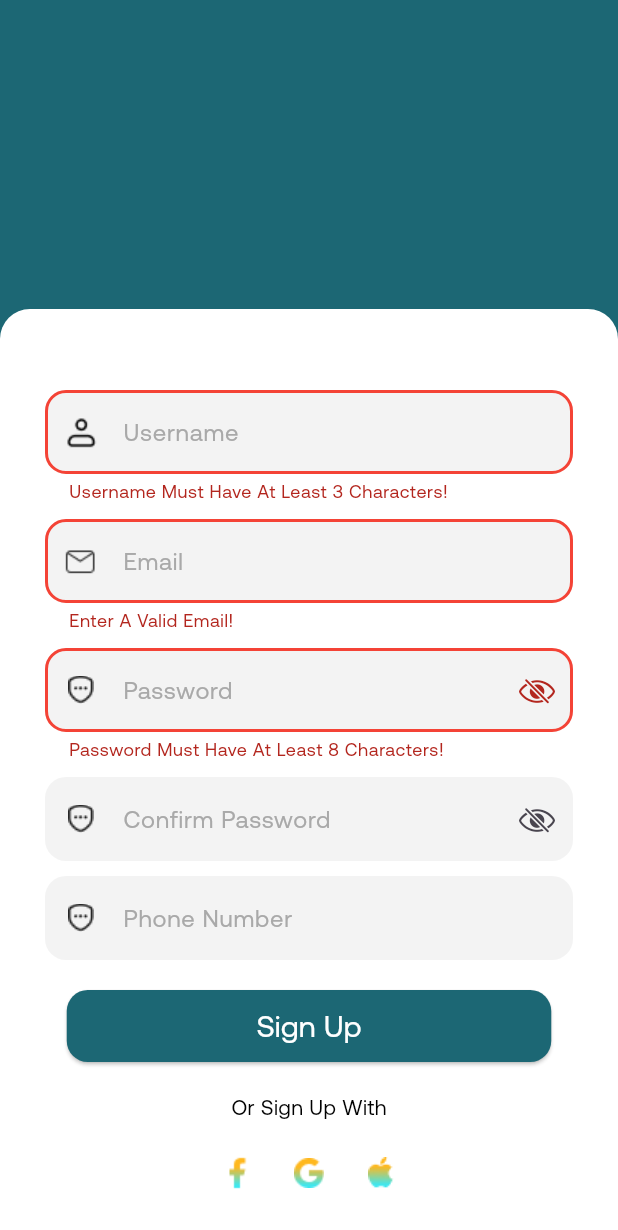
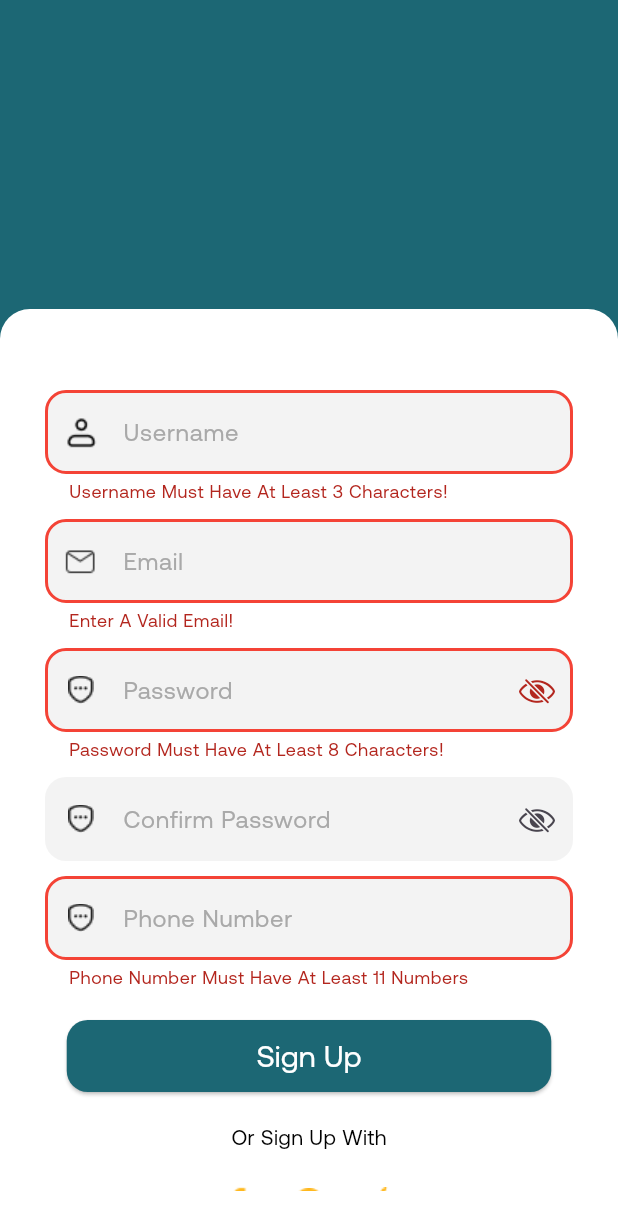
Before and after one commit to malakelsayed2/skillzy_app, a Flutter app: the SignUpScreen screen opened by its route, scrolled down 115 dp, after a tap on "Sign Up", on a phone screen of 412 x 824 dp. Shown: the top 1230 px of the screen. Run offline on Flutter 3.47's test engine with Material 3 defaults, Android fonts, the phone set to English and light mode, and no system bars; our stand-ins replace cloud_firestore, country_picker, firebase_auth, firebase_core, go_router, percent_indicator and 1 more; accounts and stored records are empty; network calls fail.

Commit message:
connected to firebase for sign up

```diff
--- a/lib/core/widgets/custom_textfield.dart
+++ b/lib/core/widgets/custom_textfield.dart
@@ -12,7 +12,7 @@ class CustomTextfield extends StatelessWidget {
     this.obsecureText = false
   });
 
-  final String prefixIcon;
+  final Widget? prefixIcon;
 
   final String hint;
 
@@ -33,7 +33,7 @@ class CustomTextfield extends StatelessWidget {
       decoration: InputDecoration(
         filled: true,
         fillColor: Color(0xFFF3F3F3),
-        prefixIcon: Image.asset(prefixIcon),
+        prefixIcon: prefixIcon,
         suffixIcon: suffixIcon,
         // border: InputBorder.none,
         hintText: hint,
--- a/lib/features/home/views/home_screen.dart
+++ b/lib/features/home/views/home_screen.dart
@@ -53,7 +53,7 @@ class _HomeScreenState extends State<HomeScreen> {
             crossAxisAlignment: CrossAxisAlignment.stretch,
             children: [
               CustomTextfield(
-                prefixIcon: 'assets/icons/person.png',
+                prefixIcon:  Image.asset('assets/icons/person.png'),
                 hint: 'search',
               ),
               SizedBox(height: 35),
--- a/lib/features/login/views/forgot_pass_screen.dart
+++ b/lib/features/login/views/forgot_pass_screen.dart
@@ -55,7 +55,7 @@ class ForgotPassScreen extends StatelessWidget {
               ),
               SizedBox(height: 30),
               CustomTextfield(
-                prefixIcon: 'assets/icons/emailIcon.png',
+                prefixIcon: Image.asset('assets/icons/emailIcon.png'),
                 hint: 'Email',
               ),
               SizedBox(height: 30),
--- a/lib/features/login/views/login_screen.dart
+++ b/lib/features/login/views/login_screen.dart
@@ -40,12 +40,12 @@ class LoginScreen extends StatelessWidget {
                 ),
                 SizedBox(height: 20),
                 CustomTextfield(
-                  prefixIcon: 'assets/icons/emailIcon.png',
+                  prefixIcon: Image.asset('assets/icons/emailIcon.png'),
                   hint: 'Email',
                 ),
                 SizedBox(height: 10),
                 CustomTextfield(
-                  prefixIcon: 'assets/icons/password.png',
+                  prefixIcon: Image.asset('assets/icons/password.png'),
                   hint: 'Password',
                   // suffixIcon: CupertinoIcons.eye_slash,
                 ),
--- a/lib/features/sign_up/views/sign_up_screen.dart
+++ b/lib/features/sign_up/views/sign_up_screen.dart
@@ -1,14 +1,16 @@
+import 'package:country_picker/country_picker.dart';
 import 'package:flutter/cupertino.dart';
 import 'package:flutter/material.dart';
 import 'package:go_router/go_router.dart';
 import 'package:skillzy_app/core/constants/color_manager.dart';
 import 'package:skillzy_app/core/constants/string_manager.dart';
+import 'package:skillzy_app/core/services/firebase_services.dart';
 import 'package:skillzy_app/core/widgets/custom_button.dart';
 import 'package:skillzy_app/core/widgets/custom_external_signup_login.dart';
 import 'package:skillzy_app/core/widgets/custom_textfield.dart';
 
 class SignUpScreen extends StatefulWidget {
-  SignUpScreen({super.key});
+  const SignUpScreen({super.key});
 
   @override
   State<SignUpScreen> createState() => _SignUpScreenState();
@@ -27,9 +29,11 @@ class _SignUpScreenState extends State<SignUpScreen> {
 
   TextEditingController phoneController = TextEditingController();
 
-  bool isPassHidden = true ;
+  bool isPassHidden = true;
 
-  bool isConfirmPassHidden = true ;
+  bool isConfirmPassHidden = true;
+
+  Country? selectedCountry;
 
   @override
   Widget build(BuildContext context) {
@@ -63,38 +67,43 @@ class _SignUpScreenState extends State<SignUpScreen> {
                   child: Column(
                     children: [
                       CustomTextfield(
-                        prefixIcon: 'assets/icons/person.png',
+                        prefixIcon: Image.asset('assets/icons/person.png'),
                         hint: 'Username',
                         controller: usernameController,
                         validator: (p0) {
                           if (p0!.length < 3) {
-                            return "Username Must Have At Least 3 Characters!" ;
+                            return "Username Must Have At Least 3 Characters!";
                           }
                           return null;
                         },
                       ),
                       SizedBox(height: 10),
                       CustomTextfield(
-                        prefixIcon: 'assets/icons/emailIcon.png',
+                        prefixIcon: Image.asset('assets/icons/emailIcon.png'),
                         hint: 'Email',
                         controller: emailController,
                         validator: (p0) {
-                          if(!p0!.contains('@')){
-                            return 'Enter A Valid Email!' ;
+                          if (!p0!.contains('@')) {
+                            return 'Enter A Valid Email!';
                           }
                           return null;
                         },
                       ),
                       SizedBox(height: 10),
                       CustomTextfield(
-                        prefixIcon: 'assets/icons/password.png',
+                        prefixIcon: Image.asset('assets/icons/password.png'),
                         hint: 'Password',
-                        suffixIcon: IconButton(onPressed: () {
-                          isPassHidden = !isPassHidden ;
-                          setState(() {
-
-                          });
-                        }, icon: Icon(isPassHidden?CupertinoIcons.eye_slash : CupertinoIcons.eye)),
+                        suffixIcon: IconButton(
+                          onPressed: () {
+                            isPassHidden = !isPassHidden;
+                            setState(() {});
+                          },
+                          icon: Icon(
+                            isPassHidden
+                                ? CupertinoIcons.eye_slash
+                                : CupertinoIcons.eye,
+                          ),
+                        ),
                         obsecureText: isPassHidden ? true : false,
                         controller: passController,
                         validator: (p0) {
@@ -106,36 +115,54 @@ class _SignUpScreenState extends State<SignUpScreen> {
                       ),
                       SizedBox(height: 10),
                       CustomTextfield(
-                        prefixIcon: 'assets/icons/password.png',
+                        prefixIcon: Image.asset('assets/icons/password.png'),
                         hint: 'Confirm Password',
-                        suffixIcon: IconButton(onPressed: () {
-                          isConfirmPassHidden = !isConfirmPassHidden ;
-                          setState(() {
-
-                          });
-                        }, icon: Icon( isConfirmPassHidden?CupertinoIcons.eye_slash : CupertinoIcons.eye)),
-                        obsecureText: isConfirmPassHidden? true : false,
+                        suffixIcon: IconButton(
+                          onPressed: () {
+                            isConfirmPassHidden = !isConfirmPassHidden;
+                            setState(() {});
+                          },
+                          icon: Icon(
+                            isConfirmPassHidden
+                                ? CupertinoIcons.eye_slash
+                                : CupertinoIcons.eye,
+                          ),
+                        ),
+                        obsecureText: isConfirmPassHidden ? true : false,
                         controller: confirmPassController,
                         validator: (p0) {
                           if (p0 != passController.text) {
-                            return "Passwords Don't Match!" ;
+                            return "Passwords Don't Match!";
                           }
                           return null;
                         },
                       ),
                       SizedBox(height: 10),
                       CustomTextfield(
-                        prefixIcon: 'assets/icons/password.png',
+                        prefixIcon: Image.asset('assets/icons/password.png'),
                         hint: 'Phone Number',
                         controller: phoneController,
+                        validator: (p0){
+                          if(p0!.length <11){
+                            return 'Phone Number Must Have At Least 11 Numbers' ;
+                          }
+                          return null;
+                        },
                       ),
                       SizedBox(height: 20),
                       CustomButton(
                         title: 'Sign Up',
                         titleColor: ColorManager.mainColorWhite,
                         buttonColor: ColorManager.mainColorGreen,
-                        onPressed: () {
-                          if(formKey.currentState!.validate()){
+                        onPressed: () async {
+                          if (formKey.currentState!.validate()) {
+                            FirebaseServices firebase = FirebaseServices();
+                            await firebase.signUp(
+                              emailController.text,
+                              passController.text,
+                              usernameController.text,
+                              phoneController.text
+                            );
                             context.push('/signupConfirm');
                           }
                         },
--- a/lib/features/sign_up/views/skills/learning_skills_screen.dart
+++ b/lib/features/sign_up/views/skills/learning_skills_screen.dart
@@ -26,7 +26,7 @@ class LearningSkillsScreen extends StatelessWidget {
           ),
           SizedBox(height: 30),
           CustomTextfield(
-            prefixIcon: 'assets/icons/person.png',
+            prefixIcon: Image.asset('assets/icons/person.png'),
             hint: 'search',
           ),
           SizedBox(height: 45),
--- a/lib/features/sign_up/views/skills/own_skills_screens.dart
+++ b/lib/features/sign_up/views/skills/own_skills_screens.dart
@@ -24,7 +24,7 @@ class OwnSkillsScreens extends StatelessWidget {
           ),
           SizedBox(height: 30),
           CustomTextfield(
-            prefixIcon: 'assets/icons/person.png',
+           prefixIcon: Image.asset('assets/icons/person.png'),
             hint: 'search',
           ),
           SizedBox(height: 45),
--- a/pubspec.yaml
+++ b/pubspec.yaml
@@ -31,9 +31,6 @@ dependencies:
   flutter:
     sdk: flutter
   percent_indicator: ^4.2.5
-
-  # The following adds the Cupertino Icons font to your application.
-  # Use with the CupertinoIcons class for iOS style icons.
   cupertino_icons: ^1.0.8
   smooth_page_indicator: ^1.2.1
   go_router: ^17.0.0
@@ -41,6 +38,7 @@ dependencies:
   firebase_core: ^3.6.0
   firebase_auth: ^5.2.0
   cloud_firestore: ^5.4.4
+  country_picker: ^2.0.27
 
 
 dev_dependencies:
```
Also changed, not shown: lib/core/services/firebase_services.dart (+25 -1 lines), lib/model/user_model.dart (+34 -9 lines), pubspec.lock, 2 other files.
